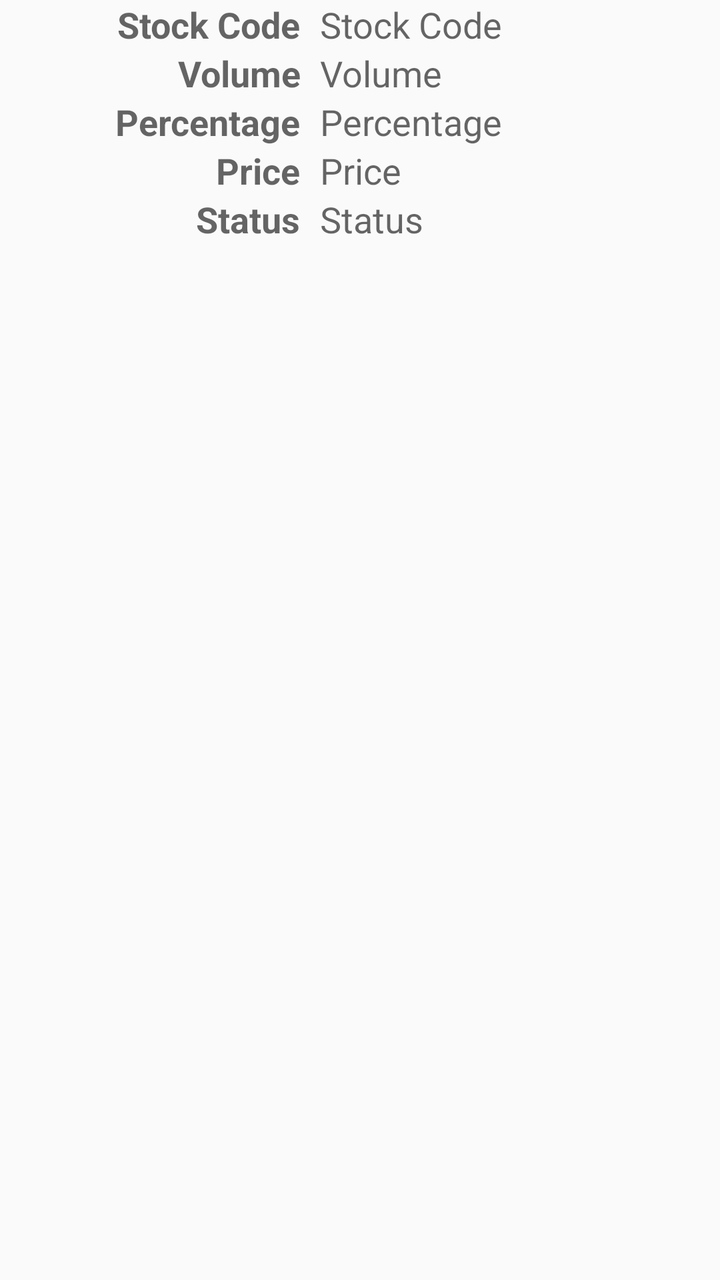
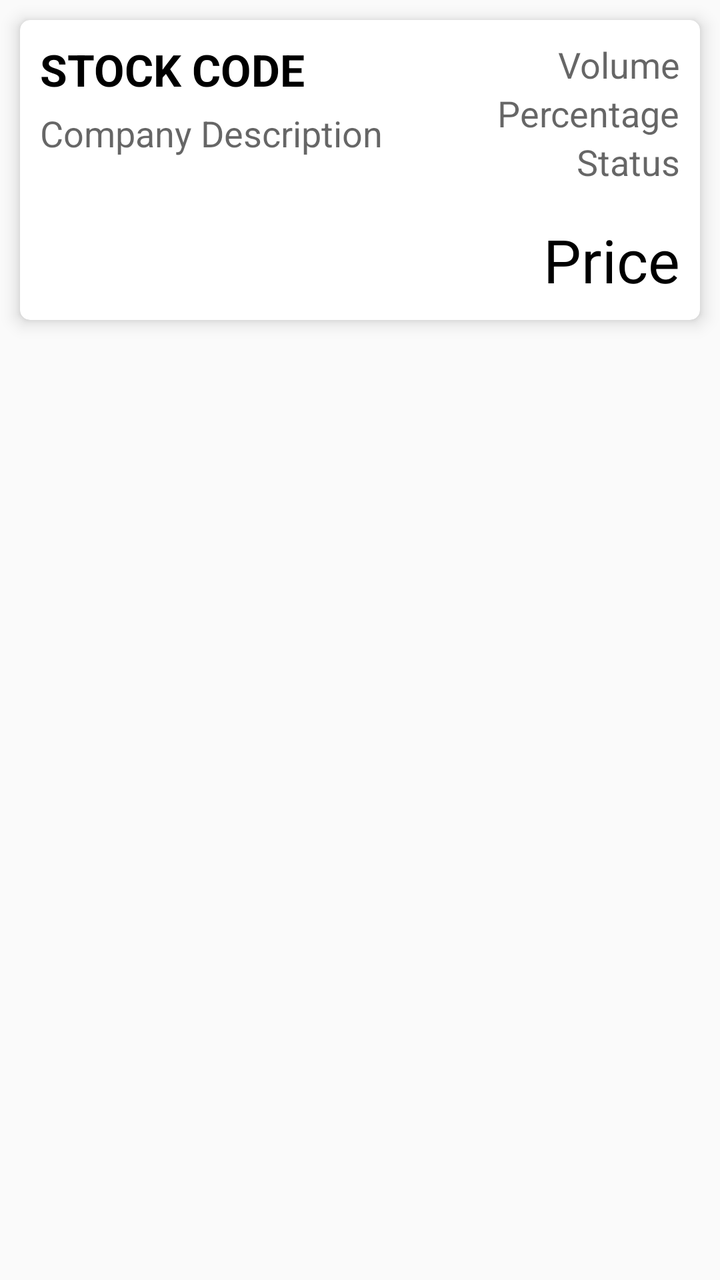

An Android layout rendered at two revisions. The XML below is the earlier revision; the diff shows what the commit changed to produce the second picture.
<!-- AndroidManifest.xml: application theme AppTheme -->
<!-- res/layout/content_detail_stocks.xml -->
<?xml version="1.0" encoding="utf-8"?>
<android.support.constraint.ConstraintLayout
    xmlns:android="http://schemas.android.com/apk/res/android"
    xmlns:app="http://schemas.android.com/apk/res-auto"
    android:layout_width="match_parent"
    android:layout_height="wrap_content"
    android:layout_marginTop="70dp">
    <LinearLayout
        android:layout_width="150dp"
        android:layout_height="match_parent"
        android:orientation="vertical"
        android:id="@+id/linear_1"
        >

        <TextView
            android:layout_width="match_parent"
            android:layout_height="wrap_content"
            android:text="Stock Code"
            android:textAlignment="textEnd"
            android:textStyle="bold"
            style="@style/Base.TextAppearance.AppCompat.Medium"
            />
        <TextView
            android:layout_width="match_parent"
            android:layout_height="wrap_content"
            android:text="Volume"
            android:textAlignment="textEnd"
            android:textStyle="bold"
            style="@style/Base.TextAppearance.AppCompat.Medium"
            />
        <TextView
            android:layout_width="match_parent"
            android:layout_height="wrap_content"
            android:text="Percentage"
            android:textAlignment="textEnd"
            android:textStyle="bold"
            style="@style/Base.TextAppearance.AppCompat.Medium"
            />
        <TextView
            android:layout_width="match_parent"
            android:layout_height="wrap_content"
            android:text="Price"
            android:textAlignment="textEnd"
            android:textStyle="bold"
            style="@style/Base.TextAppearance.AppCompat.Medium"
            />
        <TextView
            android:layout_width="match_parent"
            android:layout_height="wrap_content"
            android:text="Status"
            android:textAlignment="textEnd"
            android:textStyle="bold"
            style="@style/Base.TextAppearance.AppCompat.Medium"
            />
    </LinearLayout>
    <LinearLayout
        android:layout_width="match_parent"
        android:layout_height="fill_parent"
        android:orientation="vertical"
        android:layout_toRightOf="@+id/linear_1"
        android:layout_marginLeft="160dp"
        >
        <TextView
            android:id="@+id/txt_stock_symbol"
            android:layout_width="wrap_content"
            android:layout_height="wrap_content"
            android:text="Stock Code"
            style="@style/Base.TextAppearance.AppCompat.Medium"
            />
        <TextView
            android:id="@+id/txt_stock_volume"
            android:layout_width="wrap_content"
            android:layout_height="wrap_content"
            android:text="Volume"
            style="@style/Base.TextAppearance.AppCompat.Medium"
            />
        <TextView
            android:id="@+id/txt_stock_percent"
            android:layout_width="wrap_content"
            android:layout_height="wrap_content"
            android:text="Percentage"
            style="@style/Base.TextAppearance.AppCompat.Medium"
            />
        <TextView
            android:id="@+id/txt_stock_price"
            android:layout_width="wrap_content"
            android:layout_height="wrap_content"
            android:text="Price"
            style="@style/Base.TextAppearance.AppCompat.Medium"
            />
        <TextView
            android:id="@+id/txt_stock_status"
            android:layout_width="wrap_content"
            android:layout_height="wrap_content"
            android:text="Status"
            style="@style/Base.TextAppearance.AppCompat.Medium"
            />
    </LinearLayout>


</android.support.constraint.ConstraintLayout>
<!-- resources referenced by this layout -->
<resources>
  <style name="AppTheme" parent="Theme.AppCompat.Light.DarkActionBar">
          
          <item name="colorPrimary">@color/colorPrimary</item>
          <item name="colorPrimaryDark">@color/colorPrimaryDark</item>
          <item name="colorAccent">@color/colorAccent</item>
      </style>
  <color name="colorPrimary">#1faa00</color>
  <color name="colorPrimaryDark">#1faa00</color>
  <color name="colorAccent">#616161</color>
</resources>

<!-- the commit's change to res/layout/content_detail_stocks.xml (unified diff, before → after) -->
@@ -1,101 +1,92 @@
 <?xml version="1.0" encoding="utf-8"?>
-<android.support.constraint.ConstraintLayout
-    xmlns:android="http://schemas.android.com/apk/res/android"
+<RelativeLayout xmlns:android="http://schemas.android.com/apk/res/android"
     xmlns:app="http://schemas.android.com/apk/res-auto"
     android:layout_width="match_parent"
     android:layout_height="wrap_content"
-    android:layout_marginTop="70dp">
-    <LinearLayout
-        android:layout_width="150dp"
-        android:layout_height="match_parent"
-        android:orientation="vertical"
-        android:id="@+id/linear_1"
+    xmlns:card_view="http://schemas.android.com/tools">
+    <android.support.v7.widget.CardView
+        android:layout_width="match_parent"
+        android:layout_height="wrap_content"
+        android:padding="10dp"
+        android:layout_margin="10dp"
+        app:cardCornerRadius="5dp"
+        app:cardElevation="5dp"
         >
+        <RelativeLayout
+            android:layout_width="wrap_content"
+            android:layout_height="150dp">
+            <TextView
+                android:id="@+id/txt_stock_symbol"
+                android:layout_width="wrap_content"
+                android:layout_height="wrap_content"
+                android:textAllCaps="true"
+                style="@style/Base.TextAppearance.AppCompat.Large"
+                android:textColor="#000"
+                android:layout_alignParentLeft="true"
+                android:text="Stock Code"
+                android:textStyle="bold"
+                android:layout_marginLeft="10dp"
+                android:layout_marginTop="10dp"
+                />
+            <TextView
+                android:id="@+id/txt_company_description"
+                android:layout_width="wrap_content"
+                android:layout_height="wrap_content"
+                android:text="Company Description"
+                android:layout_below="@+id/txt_stock_symbol"
+                android:layout_marginTop="5dp"
+                style="@style/Base.TextAppearance.AppCompat.Medium"
+                android:layout_marginLeft="10dp"
+                />
+            <LinearLayout
+                android:layout_width="wrap_content"
+                android:layout_height="fill_parent"
+                android:orientation="vertical"
+                android:layout_alignParentRight="true"
+                android:layout_marginTop="10dp"
+                >
+                <TextView
+                    android:id="@+id/txt_stock_volume"
+                    android:layout_width="wrap_content"
+                    android:layout_height="wrap_content"
+                    android:text="Volume"
+                    style="@style/Base.TextAppearance.AppCompat.Medium"
+                    android:layout_gravity="right"
+                    android:layout_marginRight="10dp"
+                    />
+                <TextView
+                    android:id="@+id/txt_stock_percent"
+                    android:layout_width="wrap_content"
+                    android:layout_height="wrap_content"
+                    android:layout_marginRight="10dp"
+                    android:text="Percentage"
+                    style="@style/Base.TextAppearance.AppCompat.Medium"
+                    android:layout_gravity="right"
+                    />
 
-        <TextView
-            android:layout_width="match_parent"
-            android:layout_height="wrap_content"
-            android:text="Stock Code"
-            android:textAlignment="textEnd"
-            android:textStyle="bold"
-            style="@style/Base.TextAppearance.AppCompat.Medium"
-            />
-        <TextView
-            android:layout_width="match_parent"
-            android:layout_height="wrap_content"
-            android:text="Volume"
-            android:textAlignment="textEnd"
-            android:textStyle="bold"
-            style="@style/Base.TextAppearance.AppCompat.Medium"
-            />
-        <TextView
-            android:layout_width="match_parent"
-            android:layout_height="wrap_content"
-            android:text="Percentage"
-            android:textAlignment="textEnd"
-            android:textStyle="bold"
-            style="@style/Base.TextAppearance.AppCompat.Medium"
-            />
-        <TextView
-            android:layout_width="match_parent"
-            android:layout_height="wrap_content"
-            android:text="Price"
-            android:textAlignment="textEnd"
-            android:textStyle="bold"
-            style="@style/Base.TextAppearance.AppCompat.Medium"
-            />
-        <TextView
-            android:layout_width="match_parent"
-            android:layout_height="wrap_content"
-            android:text="Status"
-            android:textAlignment="textEnd"
-            android:textStyle="bold"
-            style="@style/Base.TextAppearance.AppCompat.Medium"
-            />
-    </LinearLayout>
-    <LinearLayout
-        android:layout_width="match_parent"
-        android:layout_height="fill_parent"
-        android:orientation="vertical"
-        android:layout_toRightOf="@+id/linear_1"
-        android:layout_marginLeft="160dp"
-        >
-        <TextView
-            android:id="@+id/txt_stock_symbol"
-            android:layout_width="wrap_content"
-            android:layout_height="wrap_content"
-            android:text="Stock Code"
-            style="@style/Base.TextAppearance.AppCompat.Medium"
-            />
-        <TextView
-            android:id="@+id/txt_stock_volume"
-            android:layout_width="wrap_content"
-            android:layout_height="wrap_content"
-            android:text="Volume"
-            style="@style/Base.TextAppearance.AppCompat.Medium"
-            />
-        <TextView
-            android:id="@+id/txt_stock_percent"
-            android:layout_width="wrap_content"
-            android:layout_height="wrap_content"
-            android:text="Percentage"
-            style="@style/Base.TextAppearance.AppCompat.Medium"
-            />
-        <TextView
-            android:id="@+id/txt_stock_price"
-            android:layout_width="wrap_content"
-            android:layout_height="wrap_content"
-            android:text="Price"
-            style="@style/Base.TextAppearance.AppCompat.Medium"
-            />
-        <TextView
-            android:id="@+id/txt_stock_status"
-            android:layout_width="wrap_content"
-            android:layout_height="wrap_content"
-            android:text="Status"
-            style="@style/Base.TextAppearance.AppCompat.Medium"
-            />
-    </LinearLayout>
+                <TextView
+                    android:id="@+id/txt_stock_status"
+                    android:layout_width="wrap_content"
+                    android:layout_height="wrap_content"
+                    android:layout_marginRight="10dp"
+                    android:text="Status"
+                    style="@style/Base.TextAppearance.AppCompat.Medium"
+                    android:layout_gravity="right"
+                    />
+            </LinearLayout>
+            <TextView
+                android:id="@+id/txt_stock_price"
+                android:layout_width="wrap_content"
+                android:layout_height="wrap_content"
+                android:textColor="#000"
+                android:text="Price"
+                android:layout_alignParentBottom="true"
+                android:layout_alignParentRight="true"
+                android:textSize="30sp"
+                android:layout_margin="10dp"
+                android:layout_gravity="right"
+                />
+        </RelativeLayout>
+    </android.support.v7.widget.CardView>
 
-
-</android.support.constraint.ConstraintLayout>
+</RelativeLayout>
